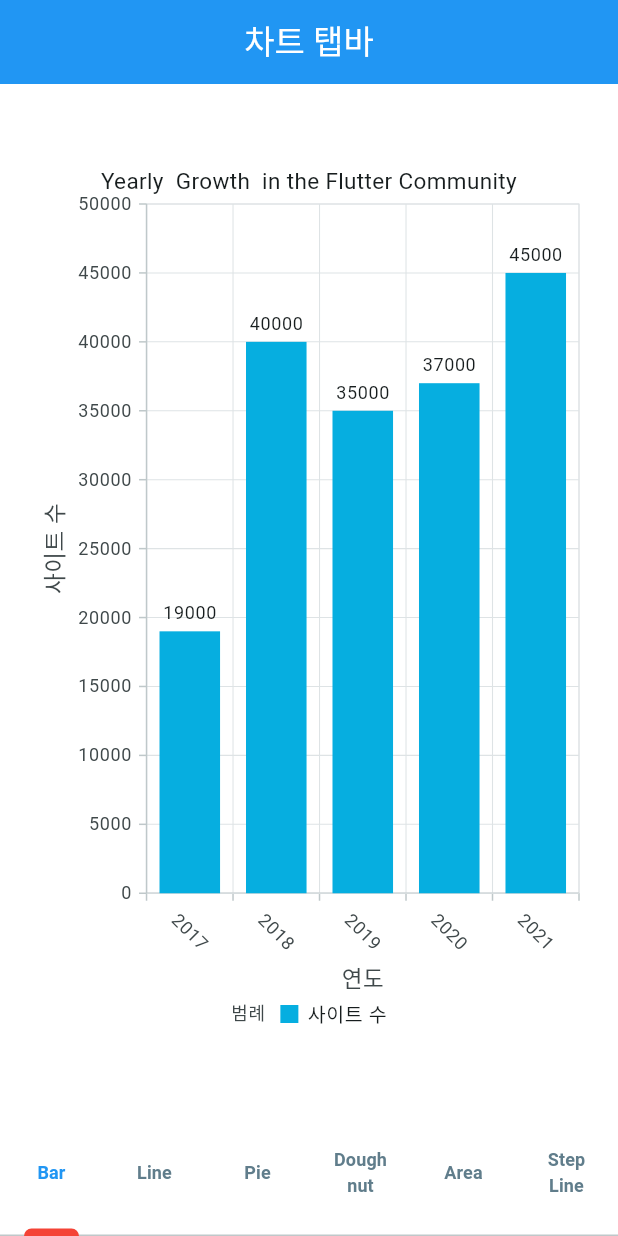
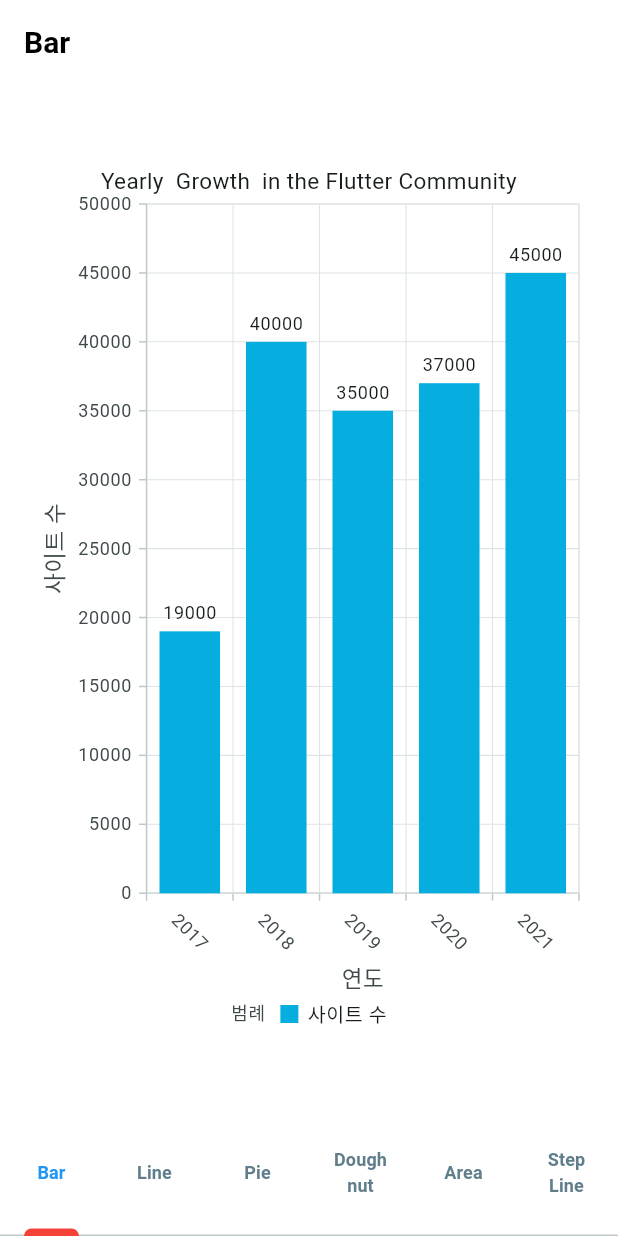
Before and after one commit to KorWeiss/chart_example, a Flutter app: the screen it shows after launch, on a phone screen of 412 x 824 dp. Run offline on Flutter 3.47's test engine with Material 3 defaults, Android fonts, the light colour scheme and no system bars; our stand-ins replace get, syncfusion_flutter_charts.

Commit message:
Home의 앱바 삭제 하고 각 탭마다 앱바 제 적용 및 스타일 통일

```diff
--- a/chart_example_app/lib/view/area.dart
+++ b/chart_example_app/lib/view/area.dart
@@ -26,7 +26,7 @@
   @override
   Widget build(BuildContext context) {
     return Scaffold(
-      // appBar: restiApB(inputtext: 'Line'),
+      appBar: restiApB(inputtext: 'Area'),
       body: Center(
         child: SizedBox(
           width: 400,
--- a/chart_example_app/lib/view/bar.dart
+++ b/chart_example_app/lib/view/bar.dart
@@ -35,12 +35,12 @@
   Widget build(BuildContext context) {
     return Scaffold(
       backgroundColor: Colors.white,
-      // appBar: AppBar(
-      //   title: const Text("Bar Chart"),
-      //   backgroundColor: Colors.blue, // AppBar 배경색
-      //   foregroundColor: Colors.white, // AppBar 글자색
-      //   centerTitle: true,
-      // ),
+      appBar: AppBar(
+        title: const Text("Bar",style: TextStyle(fontSize: 20, fontWeight: FontWeight.bold)),
+        backgroundColor: Colors.white, // AppBar 배경색
+        foregroundColor: Colors.black, // AppBar 글자색
+        centerTitle: false,
+      ),
       body: Center(
         child: Column(
           mainAxisAlignment: MainAxisAlignment.center,
--- a/chart_example_app/lib/view/home.dart
+++ b/chart_example_app/lib/view/home.dart
@@ -46,12 +46,12 @@
   Widget build(BuildContext context) {
     return Scaffold(
       backgroundColor: Colors.white,
-      appBar: AppBar(
-        title: const Text("차트 탭바"),
-        backgroundColor: Colors.blue,
-        foregroundColor: Colors.white,
-        centerTitle: true,
-      ),
+      // appBar: AppBar(
+      //   title: const Text("차트 탭바"),
+      //   backgroundColor: Colors.blue,
+      //   foregroundColor: Colors.white,
+      //   centerTitle: true,
+      // ),
       body: TabBarView( //화면 이동이 아니라 화면 바꿔치기
         controller: tabbarController,
         physics: NeverScrollableScrollPhysics(), // 🔒 스와이프 막기
--- a/chart_example_app/lib/view/line.dart
+++ b/chart_example_app/lib/view/line.dart
@@ -26,7 +26,7 @@
   @override
   Widget build(BuildContext context) {
     return Scaffold(
-      // appBar: restiApB(inputtext: 'Line'),
+      appBar: restiApB(inputtext: 'Line'),
       body: Center(
         child: SizedBox(
           width: 400,
--- a/chart_example_app/lib/view/pie.dart
+++ b/chart_example_app/lib/view/pie.dart
@@ -38,7 +38,7 @@
   @override
   Widget build(BuildContext context) {
     return Scaffold(
-      // appBar: AppBar(title: Text('Pie Chart')),
+      appBar: AppBar(title: Text('Pie', style: TextStyle(fontSize: 20, fontWeight: FontWeight.bold))),
       body: Center(
         child: SizedBox(
           width: 400,
--- a/chart_example_app/lib/view/step_line.dart
+++ b/chart_example_app/lib/view/step_line.dart
@@ -26,7 +26,7 @@
   @override
   Widget build(BuildContext context) {
     return Scaffold(
-      // appBar: AppBar(title: Text('Step Line')),
+      appBar: AppBar(title: Text('Step Line', style: TextStyle(fontSize: 20, fontWeight: FontWeight.bold))),
 
       body: Center(
         child: Center(
--- a/chart_example_app/lib/view/step_lines.dart
+++ b/chart_example_app/lib/view/step_lines.dart
@@ -24,7 +24,7 @@
   @override
   Widget build(BuildContext context) {
     return Scaffold(
-      // appBar: AppBar(title: Text('Step Line')),
+      appBar: AppBar(title: Text('Step Line', style: TextStyle(fontSize: 20, fontWeight: FontWeight.bold))),
 
       body: Center(
         child: Center(
```
Also changed, not shown: chart_example_app/lib/view/doughnut.dart (+6 -6 lines).
